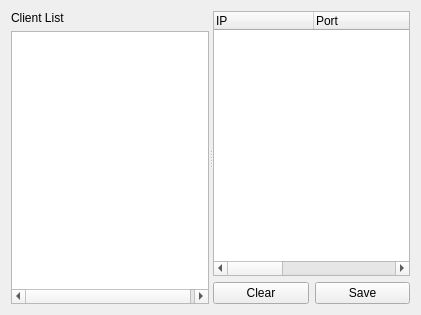
Qt form CSApp/chatserverform.ui (Jeong77777/Project_ClientChatManagementProgram_Qt) before a commit.
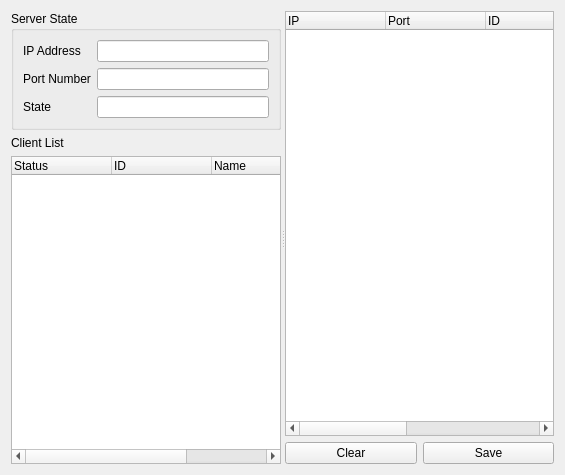
The same form after that commit.

The edit to the form file:
```diff
--- a/CSApp/chatserverform.ui
+++ b/CSApp/chatserverform.ui
@@ -6,8 +6,8 @@
    <rect>
     <x>0</x>
     <y>0</y>
-    <width>421</width>
-    <height>315</height>
+    <width>565</width>
+    <height>475</height>
    </rect>
   </property>
   <property name="windowTitle">
@@ -21,6 +21,57 @@
      </property>
      <widget class="QWidget" name="layoutWidget">
       <layout class="QVBoxLayout" name="clientListVerticalLayout">
+       <item>
+        <widget class="QGroupBox" name="groupBox">
+         <property name="title">
+          <string>Server State</string>
+         </property>
+         <layout class="QFormLayout" name="formLayout">
+          <item row="0" column="0">
+           <widget class="QLabel" name="ipAddrLabel">
+            <property name="text">
+             <string>IP Address</string>
+            </property>
+           </widget>
+          </item>
+          <item row="0" column="1">
+           <widget class="QLineEdit" name="ipAddrLineEdit">
+            <property name="readOnly">
+             <bool>true</bool>
+            </property>
+           </widget>
+          </item>
+          <item row="1" column="0">
+           <widget class="QLabel" name="portNumLabel">
+            <property name="text">
+             <string>Port Number</string>
+            </property>
+           </widget>
+          </item>
+          <item row="1" column="1">
+           <widget class="QLineEdit" name="portNumLineEdit">
+            <property name="readOnly">
+             <bool>true</bool>
+            </property>
+           </widget>
+          </item>
+          <item row="2" column="0">
+           <widget class="QLabel" name="stateLabel">
+            <property name="text">
+             <string>State</string>
+            </property>
+           </widget>
+          </item>
+          <item row="2" column="1">
+           <widget class="QLineEdit" name="stateLineEdit">
+            <property name="readOnly">
+             <bool>true</bool>
+            </property>
+           </widget>
+          </item>
+         </layout>
+        </widget>
+       </item>
        <item>
         <widget class="QLabel" name="clientListLabel">
          <property name="text">
@@ -37,18 +88,28 @@
           <bool>false</bool>
          </property>
          <property name="headerHidden">
-          <bool>true</bool>
+          <bool>false</bool>
          </property>
          <column>
           <property name="text">
            <string>Status</string>
           </property>
          </column>
+         <column>
+          <property name="text">
+           <string>ID</string>
+          </property>
+         </column>
          <column>
           <property name="text">
            <string>Name</string>
           </property>
          </column>
+         <column>
+          <property name="text">
+           <string>Phone Number</string>
+          </property>
+         </column>
         </widget>
        </item>
        <item>
```
